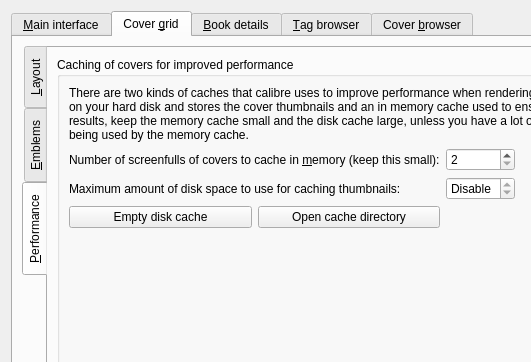
Qt form src/calibre/gui2/preferences/look_feel.ui (kovidgoyal/calibre) before a commit; both pictures show x 0 to 531 and y 0 to 362 of the 843 by 546 pixel window.
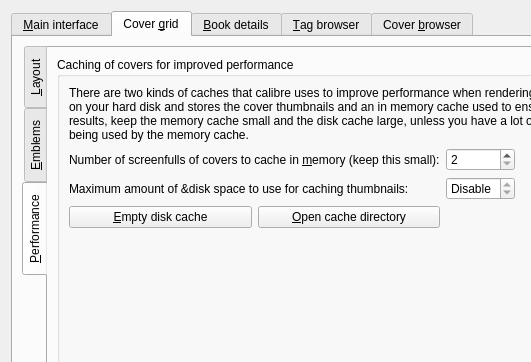
The same form after that commit. The open tabs and pages were chosen to show the change. Icons and pictures are not drawn. Custom widgets are drawn as their Qt base class.

Patch:
```diff
--- a/src/calibre/gui2/preferences/look_feel.ui
+++ b/src/calibre/gui2/preferences/look_feel.ui
@@ -553,7 +553,7 @@
               <item row="3" column="1">
                <widget class="QPushButton" name="cover_grid_open_cache">
                 <property name="text">
-                 <string>Open cache directory</string>
+                 <string>&amp;Open cache directory</string>
                 </property>
                </widget>
               </item>
@@ -613,14 +613,14 @@
               <item row="2" column="0" colspan="2">
                <widget class="QLabel" name="label_18">
                 <property name="text">
-                 <string>Maximum amount of disk space to use for caching thumbnails: </string>
+                 <string>Maximum amount of &amp;disk space to use for caching thumbnails: </string>
                 </property>
                </widget>
               </item>
               <item row="3" column="0">
                <widget class="QPushButton" name="cover_grid_empty_cache">
                 <property name="text">
-                 <string>Empty disk cache</string>
+                 <string>&amp;Empty disk cache</string>
                 </property>
                </widget>
               </item>
```
